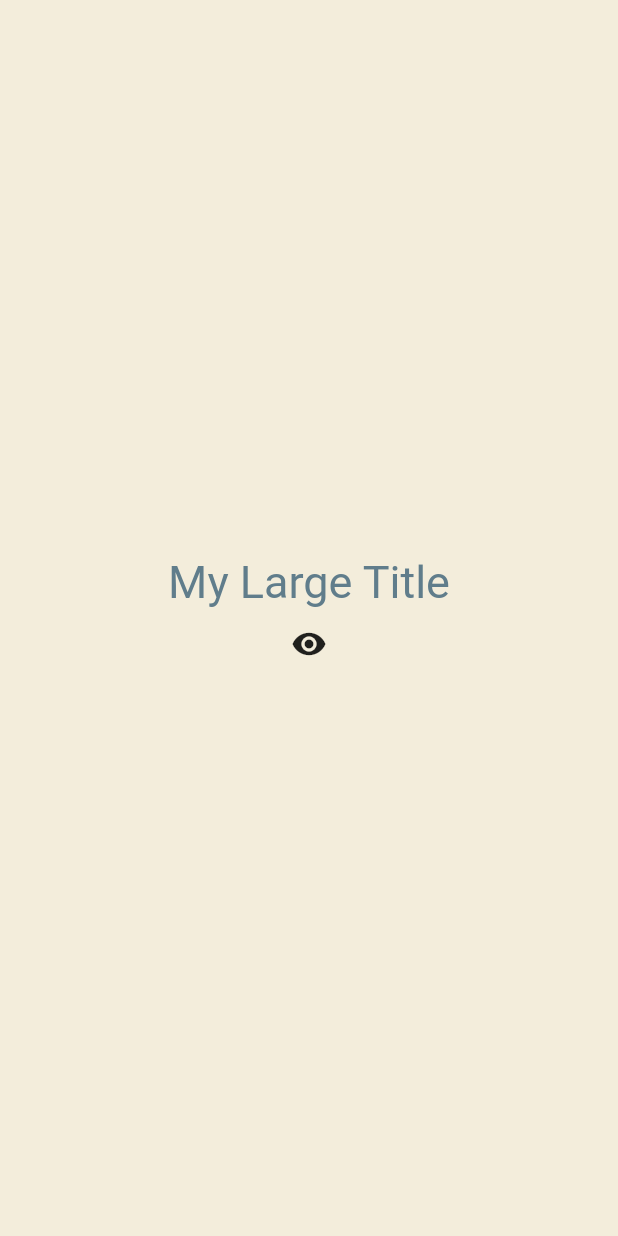
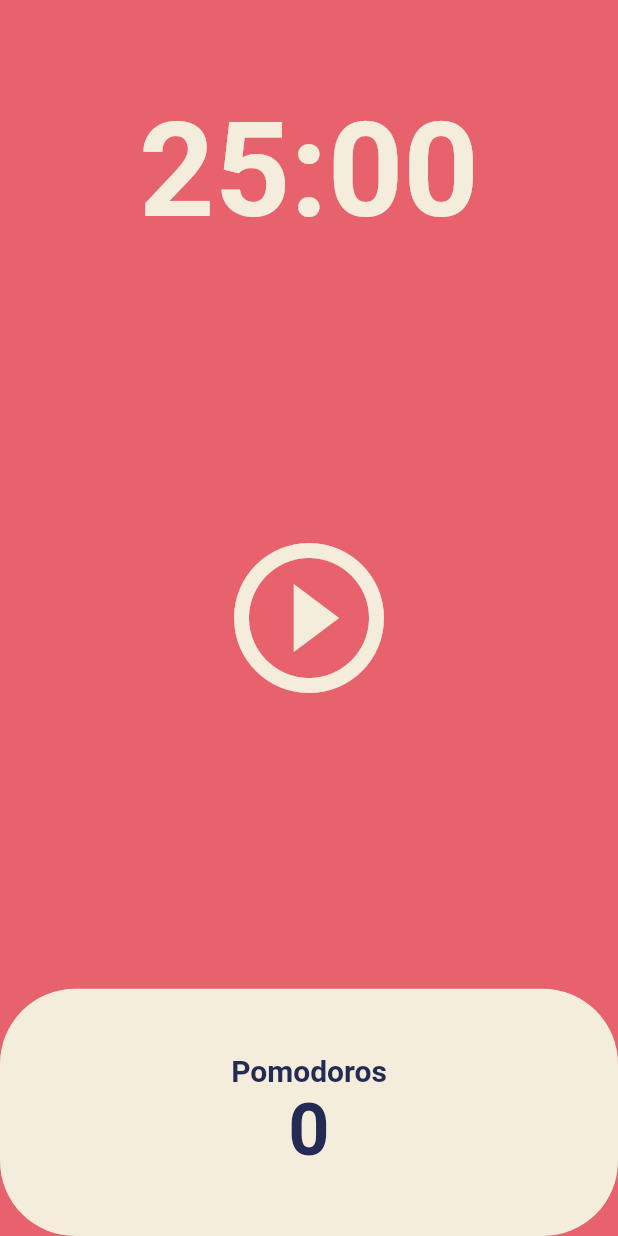
Before and after one commit to znehraks/flutter-study, a Flutter app: the screen it shows after launch, on a phone screen of 412 x 824 dp. Run offline on Flutter 3.47's test engine with Material 2 defaults, Android fonts, the phone set to English and light mode, and no system bars.

```diff
--- a/lib/main.dart
+++ b/lib/main.dart
@@ -1,89 +1,30 @@
 import 'package:flutter/material.dart';
+import 'package:toonflix/screens/home_screen.dart';
 
 void main() {
-  runApp(const App());
+  runApp(App());
 }
 
-class App extends StatefulWidget {
-  const App({super.key});
-
-  @override
-  State<App> createState() => _AppState();
-}
-
-class _AppState extends State<App> {
+class App extends StatelessWidget {
+  App({super.key});
   bool showTitle = true;
-
-  void toggle() {
-    setState(() {
-      showTitle = !showTitle;
-    });
-  }
 
   @override
   Widget build(BuildContext context) {
     return MaterialApp(
-      theme: ThemeData(
-        textTheme: const TextTheme(
-          titleLarge: TextStyle(
-            color: Colors.blueGrey,
+        theme: ThemeData(
+          textTheme: const TextTheme(
+            displayLarge: TextStyle(
+              color: Color(0xFF232B55),
+            ),
+          ),
+          cardColor: const Color(0xFFF4EDDB),
+          colorScheme: ColorScheme.fromSwatch(
+            backgroundColor: const Color(
+              0xFFE7626C,
+            ),
           ),
         ),
-      ),
-      home: Scaffold(
-        backgroundColor: const Color(0xFFF3eDDB),
-        body: Center(
-          child: Column(
-            mainAxisAlignment: MainAxisAlignment.center,
-            crossAxisAlignment: CrossAxisAlignment.center,
-            children: [
-              showTitle ? const MyLargeTitle() : const Text('Nothing'),
-              IconButton(
-                onPressed: toggle,
-                icon: const Icon(
-                  Icons.remove_red_eye,
-                ),
-              )
-            ],
-          ),
-        ),
-      ),
-    );
+        home: const HomeScreen());
   }
 }
-
-class MyLargeTitle extends StatefulWidget {
-  const MyLargeTitle({
-    super.key,
-  });
-
-  @override
-  State<MyLargeTitle> createState() => _MyLargeTitleState();
-}
-
-class _MyLargeTitleState extends State<MyLargeTitle> {
-  int count = 0;
-  @override
-  void initState() {
-    super.initState();
-    print('initState!!');
-  }
-
-  @override
-  void dispose() {
-    super.dispose();
-    print("dispose");
-  }
-
-  @override
-  Widget build(BuildContext context) {
-    print('build!!');
-    return Text(
-      'My Large Title',
-      style: TextStyle(
-        fontSize: 30,
-        color: Theme.of(context).textTheme.titleLarge?.color,
-      ),
-    );
-  }
-}
--- /dev/null
+++ b/lib/screens/home_screen.dart
@@ -0,0 +1,158 @@
+import 'dart:async';
+
+import 'package:flutter/material.dart';
+
+class HomeScreen extends StatefulWidget {
+  const HomeScreen({super.key});
+
+  @override
+  State<HomeScreen> createState() => _HomeScreenState();
+}
+
+class _HomeScreenState extends State<HomeScreen> {
+  static const TIMER_COUNTS = 1500;
+  int totalSeconds = TIMER_COUNTS;
+  bool isRunning = false;
+  int totalPomodoros = 0;
+  late Timer timer;
+
+  void onTick(Timer timer) {
+    if (totalSeconds == 1) {
+      setState(() {
+        totalPomodoros += 1;
+        isRunning = false;
+        totalSeconds = TIMER_COUNTS;
+      });
+      timer.cancel();
+    } else {
+      setState(() {
+        totalSeconds -= 1;
+      });
+    }
+  }
+
+  void onStartPressed() {
+    timer = Timer.periodic(
+      const Duration(seconds: 1),
+      onTick,
+    );
+    setState(() {
+      isRunning = true;
+    });
+  }
+
+  void onPausePressed() {
+    timer.cancel();
+    setState(() {
+      isRunning = false;
+    });
+  }
+
+  void onRestartPressed() {
+    timer.cancel();
+    setState(() {
+      totalPomodoros += 1;
+      totalSeconds = TIMER_COUNTS;
+    });
+    timer = Timer.periodic(
+      const Duration(seconds: 1),
+      onTick,
+    );
+  }
+
+  String format(int seconds) {
+    var duration = Duration(seconds: seconds);
+    print(duration.toString().split(".").first.substring(2, 7));
+    return duration.toString().split(".").first.substring(2, 7);
+  }
+
+  @override
+  Widget build(BuildContext context) {
+    return Scaffold(
+      backgroundColor: Theme.of(context).colorScheme.background,
+      body: Column(
+        children: [
+          Flexible(
+            flex: 1,
+            child: Container(
+              alignment: Alignment.bottomCenter,
+              child: Text(
+                format(totalSeconds),
+                style: TextStyle(
+                  color: Theme.of(context).cardColor,
+                  fontSize: 88,
+                  fontWeight: FontWeight.w600,
+                ),
+              ),
+            ),
+          ),
+          Flexible(
+            flex: 3,
+            child: Column(
+              mainAxisAlignment: MainAxisAlignment.center,
+              children: [
+                IconButton(
+                  iconSize: 120,
+                  color: Theme.of(context).cardColor,
+                  onPressed: isRunning ? onPausePressed : onStartPressed,
+                  icon: Icon(
+                    isRunning
+                        ? Icons.pause_circle_outline
+                        : Icons.play_circle_outline,
+                  ),
+                ),
+                if (isRunning)
+                  IconButton(
+                    iconSize: 40,
+                    color: Theme.of(context).cardColor,
+                    onPressed: onRestartPressed,
+                    icon: const Icon(
+                      Icons.restart_alt_rounded,
+                    ),
+                  ),
+              ],
+            ),
+          ),
+          Flexible(
+            flex: 1,
+            child: Row(
+              children: [
+                Expanded(
+                  child: Container(
+                    decoration: BoxDecoration(
+                      color: Theme.of(context).cardColor,
+                      borderRadius: BorderRadius.circular(50),
+                    ),
+                    child: Column(
+                      mainAxisAlignment: MainAxisAlignment.center,
+                      children: [
+                        Text(
+                          'Pomodoros',
+                          style: TextStyle(
+                            fontSize: 20,
+                            fontWeight: FontWeight.w600,
+                            color:
+                                Theme.of(context).textTheme.displayLarge?.color,
+                          ),
+                        ),
+                        Text(
+                          '$totalPomodoros',
+                          style: TextStyle(
+                            fontSize: 48,
+                            fontWeight: FontWeight.w600,
+                            color:
+                                Theme.of(context).textTheme.displayLarge?.color,
+                          ),
+                        ),
+                      ],
+                    ),
+                  ),
+                ),
+              ],
+            ),
+          ),
+        ],
+      ),
+    );
+  }
+}
```
Also changed, not shown: lib/widgets/currency_card.dart (deleted, +0 -94 lines), lib/widgets/custom_button.dart (deleted, +0 -39 lines).
